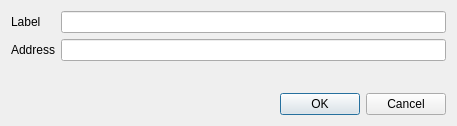
This is src/qt/forms/editaddressdialog.ui in FantasyGold/FantasyGold-Core as Qt 5 draws it before an edit. The edited form follows.
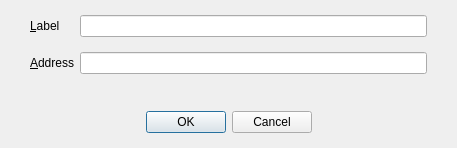
This is the edited form. Custom widgets are drawn as their Qt base class.

```diff
--- a/src/qt/forms/editaddressdialog.ui
+++ b/src/qt/forms/editaddressdialog.ui
@@ -7,22 +7,43 @@
     <x>0</x>
     <y>0</y>
     <width>457</width>
-    <height>126</height>
+    <height>148</height>
    </rect>
   </property>
   <property name="windowTitle">
    <string>Edit Address</string>
   </property>
   <layout class="QVBoxLayout" name="verticalLayout">
+   <property name="leftMargin">
+    <number>0</number>
+   </property>
+   <property name="topMargin">
+    <number>15</number>
+   </property>
+   <property name="rightMargin">
+    <number>0</number>
+   </property>
+   <property name="bottomMargin">
+    <number>0</number>
+   </property>
    <item>
     <layout class="QFormLayout" name="formLayout">
      <property name="fieldGrowthPolicy">
       <enum>QFormLayout::AllNonFixedFieldsGrow</enum>
      </property>
+     <property name="verticalSpacing">
+      <number>15</number>
+     </property>
+     <property name="leftMargin">
+      <number>30</number>
+     </property>
+     <property name="rightMargin">
+      <number>30</number>
+     </property>
      <item row="0" column="0">
       <widget class="QLabel" name="label">
        <property name="text">
-        <string>Label</string>
+        <string>&amp;Label</string>
        </property>
        <property name="buddy">
         <cstring>labelEdit</cstring>
@@ -39,7 +60,7 @@
      <item row="1" column="0">
       <widget class="QLabel" name="label_2">
        <property name="text">
-        <string>Address</string>
+        <string>&amp;Address</string>
        </property>
        <property name="buddy">
         <cstring>addressEdit</cstring>
@@ -56,13 +77,47 @@
     </layout>
    </item>
    <item>
-    <widget class="QDialogButtonBox" name="buttonBox">
+    <spacer name="verticalSpacer">
      <property name="orientation">
-      <enum>Qt::Horizontal</enum>
+      <enum>Qt::Vertical</enum>
      </property>
-     <property name="standardButtons">
-      <set>QDialogButtonBox::Cancel|QDialogButtonBox::Ok</set>
+     <property name="sizeHint" stdset="0">
+      <size>
+       <width>20</width>
+       <height>40</height>
+      </size>
      </property>
+    </spacer>
+   </item>
+   <item>
+    <widget class="QWidget" name="buttonsContainerWhite" native="true">
+     <layout class="QHBoxLayout" name="horizontalLayout">
+      <property name="leftMargin">
+       <number>30</number>
+      </property>
+      <property name="topMargin">
+       <number>15</number>
+      </property>
+      <property name="rightMargin">
+       <number>30</number>
+      </property>
+      <property name="bottomMargin">
+       <number>15</number>
+      </property>
+      <item>
+       <widget class="QDialogButtonBox" name="buttonBox">
+        <property name="orientation">
+         <enum>Qt::Horizontal</enum>
+        </property>
+        <property name="standardButtons">
+         <set>QDialogButtonBox::Cancel|QDialogButtonBox::Ok</set>
+        </property>
+        <property name="centerButtons">
+         <bool>true</bool>
+        </property>
+       </widget>
+      </item>
+     </layout>
     </widget>
    </item>
   </layout>
```
Left out of the diff: 2 changed lines with no effect on the pictures.
